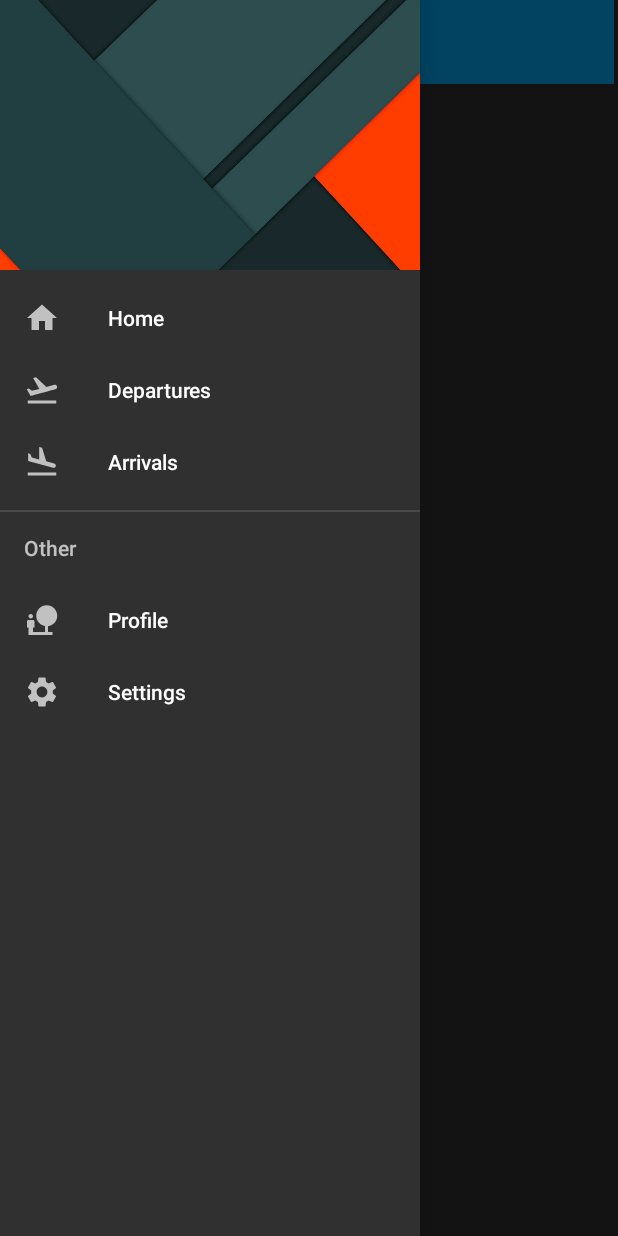
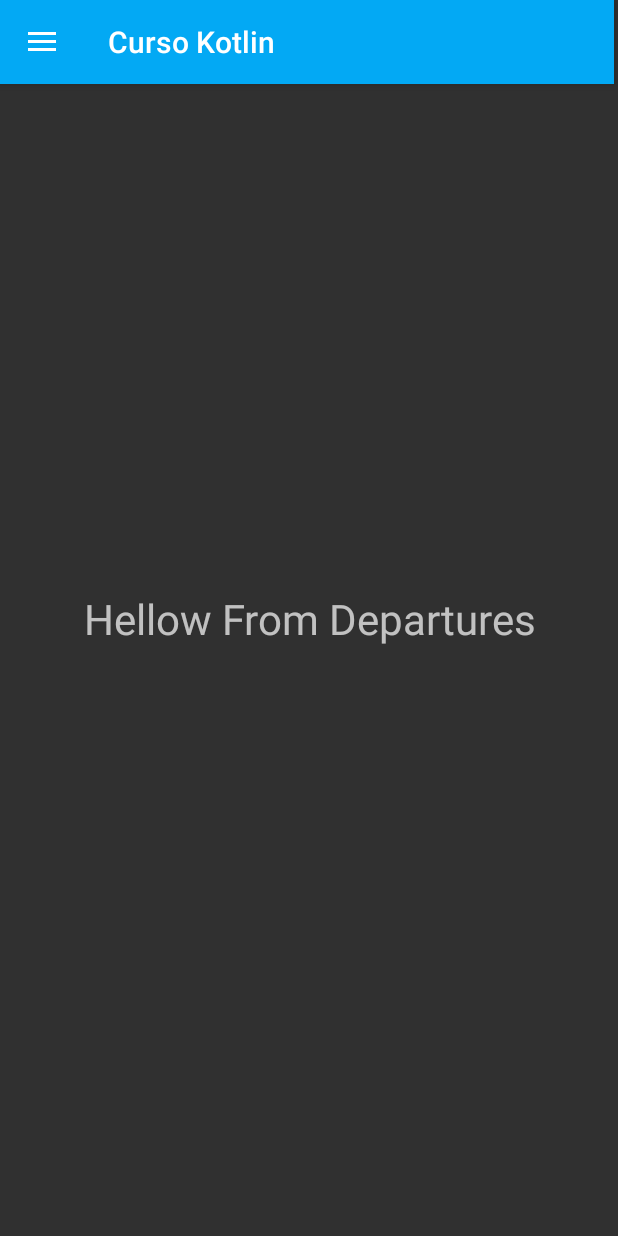
Before and after one commit to Irwing-Herrera/kotlin-udemy, an Android app: the MainSection03Activity screen opened directly, with no data from a screen before it, in the side drawer, after a tap on "Departures", on a phone screen of 412 x 824 dp. Run offline under Robolectric (Android 15) with nearby library versions, the phone set to English and light mode, and no system bars.

Commit message:
Fragments Basic

```diff
--- a/app/build.gradle
+++ b/app/build.gradle
@@ -31,6 +31,7 @@ dependencies {
     implementation 'androidx.appcompat:appcompat:1.1.0'
     implementation 'androidx.constraintlayout:constraintlayout:1.1.3'
     implementation 'com.google.android.material:material:1.1.0'
+    implementation 'androidx.legacy:legacy-support-v4:1.0.0'
     testImplementation 'junit:junit:4.12'
     androidTestImplementation 'androidx.test.ext:junit:1.1.1'
     androidTestImplementation 'androidx.test.espresso:espresso-core:3.2.0'
--- a/app/src/main/java/iherrera/cursokotlin/com/Section_03/Activities/MainSection03Activity.kt
+++ b/app/src/main/java/iherrera/cursokotlin/com/Section_03/Activities/MainSection03Activity.kt
@@ -1,12 +1,20 @@
 package iherrera.cursokotlin.com.Section_03.Activities
 
 import android.os.Bundle
+import android.view.Gravity
 import android.view.MenuItem
+import android.widget.TextView
 import androidx.appcompat.app.ActionBarDrawerToggle
 import androidx.appcompat.widget.Toolbar
+import androidx.core.view.GravityCompat
+import androidx.fragment.app.Fragment
 import com.google.android.material.navigation.NavigationView
 import iherrera.cursokotlin.com.R
 import iherrera.cursokotlin.com.Section_01.Others.ToolbarActivity
+import iherrera.cursokotlin.com.Section_01.Others.toast
+import iherrera.cursokotlin.com.Section_03.Fragments.ArrivalsFragment
+import iherrera.cursokotlin.com.Section_03.Fragments.DeparturesFragment
+import iherrera.cursokotlin.com.Section_03.Fragments.HomeFragment
 import kotlinx.android.synthetic.main.activity_main.toolbar
 import kotlinx.android.synthetic.main.activity_main_section03.*
 
@@ -16,10 +24,18 @@ class MainSection03Activity : ToolbarActivity(), NavigationView.OnNavigationItem
         setContentView(R.layout.activity_main_section03)
 
         toolbarToLoad(toolbar as Toolbar)
-        setNavDrawer()
+
+        _setNavDrawer()
+        _setUserHeaderInformation()
+
+        if (savedInstanceState == null) {
+            _fragmentTransaction(HomeFragment())
+            navView.menu.getItem(0).isChecked = true
+        }
+
     }
 
-    private fun setNavDrawer() {
+    private fun _setNavDrawer() {
         val TOGGLE = ActionBarDrawerToggle(this, drawerlayout, _toolbar, R.string.open_drawer, R.string.close_drawer)
         TOGGLE.isDrawerIndicatorEnabled = true
         drawerlayout.addDrawerListener(TOGGLE)
@@ -28,7 +44,46 @@ class MainSection03Activity : ToolbarActivity(), NavigationView.OnNavigationItem
         navView.setNavigationItemSelectedListener(this)
     }
 
+    private fun _fragmentTransaction(fragment: Fragment) {
+        supportFragmentManager.beginTransaction()
+            .replace(R.id.container, fragment)
+            .commit()
+    }
+
+    private fun _loadFragmentById(id: Int) {
+        when (id) {
+            R.id.nav_home -> _fragmentTransaction(HomeFragment())
+            R.id.nav_departures -> _fragmentTransaction(DeparturesFragment())
+            R.id.nav_arrivals -> _fragmentTransaction(ArrivalsFragment())
+        }
+    }
+
+    private fun _showMessageNavItemSelectedById(id: Int) {
+        when (id) {
+            R.id.nav_profile -> toast("Profile")
+            R.id.nav_settings -> toast("Settings")
+        }
+    }
+
+    private fun _setUserHeaderInformation() {
+        var name = navView.getHeaderView(0).findViewById<TextView>(R.id.headerTextViewName)
+        var email = navView.getHeaderView(0).findViewById<TextView>(R.id.headerTextViewEmail)
+
+        name?.let { name.text = "Irwing Herrera" }
+        email?.let { email.text = "iherrera@gmail.com" }
+    }
+
     override fun onNavigationItemSelected(item: MenuItem): Boolean {
-        TODO("Not yet implemented")
+        _showMessageNavItemSelectedById(item.itemId)
+        _loadFragmentById(item.itemId)
+        drawerlayout.closeDrawer(GravityCompat.START)
+        return true
+    }
+
+    override fun onBackPressed() {
+        if (drawerlayout.isDrawerOpen(GravityCompat.START))
+            drawerlayout.closeDrawer(GravityCompat.START)
+        else
+            super.onBackPressed()
     }
 }
--- /dev/null
+++ b/app/src/main/java/iherrera/cursokotlin/com/Section_03/Fragments/DeparturesFragment.kt
@@ -0,0 +1,19 @@
+package iherrera.cursokotlin.com.Section_03.Fragments
+
+import android.os.Bundle
+import androidx.fragment.app.Fragment
+import android.view.LayoutInflater
+import android.view.View
+import android.view.ViewGroup
+import iherrera.cursokotlin.com.R
+
+class DeparturesFragment : Fragment() {
+
+    override fun onCreateView(
+        inflater: LayoutInflater, container: ViewGroup?,
+        savedInstanceState: Bundle?
+    ): View? {
+        // Inflate the layout for this fragment
+        return inflater.inflate(R.layout.fragment_departures, container, false)
+    }
+}
--- /dev/null
+++ b/app/src/main/java/iherrera/cursokotlin/com/Section_03/Fragments/HomeFragment.kt
@@ -0,0 +1,18 @@
+package iherrera.cursokotlin.com.Section_03.Fragments
+
+import android.os.Bundle
+import androidx.fragment.app.Fragment
+import android.view.LayoutInflater
+import android.view.View
+import android.view.ViewGroup
+import iherrera.cursokotlin.com.R
+
+class HomeFragment : Fragment() {
+
+    override fun onCreateView(
+        inflater: LayoutInflater, container: ViewGroup?,
+        savedInstanceState: Bundle?
+    ): View? {
+        return inflater.inflate(R.layout.fragment_home, container, false)
+    }
+}
--- /dev/null
+++ b/app/src/main/res/layout/fragment_departures.xml
@@ -0,0 +1,21 @@
+<?xml version="1.0" encoding="utf-8"?>
+<androidx.constraintlayout.widget.ConstraintLayout
+    xmlns:android="http://schemas.android.com/apk/res/android"
+    xmlns:app="http://schemas.android.com/apk/res-auto"
+    xmlns:tools="http://schemas.android.com/tools"
+    android:layout_width="match_parent"
+    android:layout_height="match_parent"
+    tools:context=".Section_03.Fragments.DeparturesFragment">
+
+    <TextView
+        android:layout_width="match_parent"
+        android:layout_height="wrap_content"
+        android:text="Hellow From Departures"
+        android:gravity="center"
+        android:textSize="28sp"
+        app:layout_constraintBottom_toBottomOf="parent"
+        app:layout_constraintEnd_toEndOf="parent"
+        app:layout_constraintStart_toStartOf="parent"
+        app:layout_constraintTop_toTopOf="parent" />
+
+</androidx.constraintlayout.widget.ConstraintLayout>
--- a/app/src/main/res/layout/nav_header.xml
+++ b/app/src/main/res/layout/nav_header.xml
@@ -8,7 +8,7 @@
     android:background="@drawable/background">
 
     <TextView
-        android:id="@+id/textViewName"
+        android:id="@+id/headerTextViewName"
         android:layout_width="match_parent"
         android:layout_height="wrap_content"
         android:paddingTop="8dp"
@@ -16,7 +16,7 @@
         android:textStyle="bold" />
 
     <TextView
-        android:id="@+id/textViewEmail"
+        android:id="@+id/headerTextViewEmail"
         android:layout_width="match_parent"
         android:layout_height="wrap_content"
         android:textSize="14sp"
```
Also changed, not shown: app/src/main/java/iherrera/cursokotlin/com/Section_03/Fragments/ArrivalsFragment.kt (added, +19 -0 lines), app/src/main/res/layout/fragment_arrivals2.xml (added, +21 -0 lines), app/src/main/res/layout/fragment_home.xml (added, +21 -0 lines).
